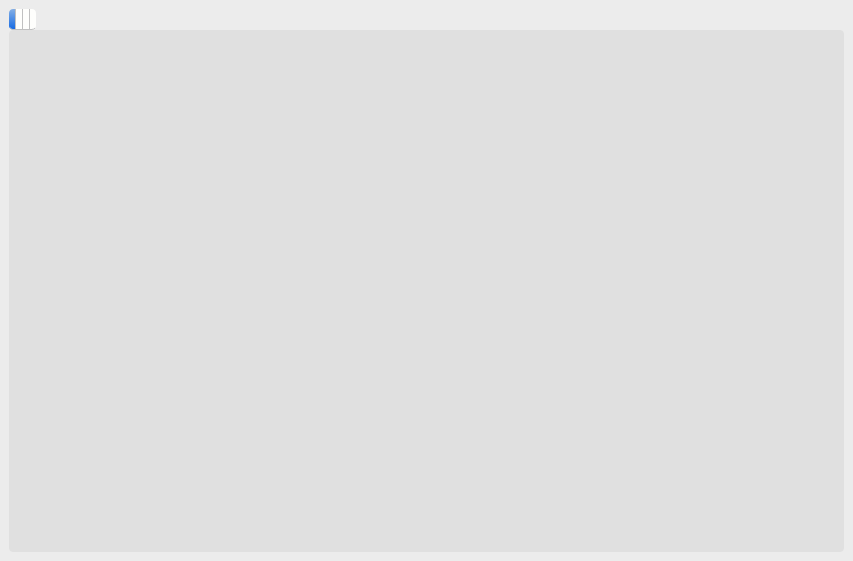
Old version of the form main.ui in the repository alaeddinem2/InvoicesSystem.
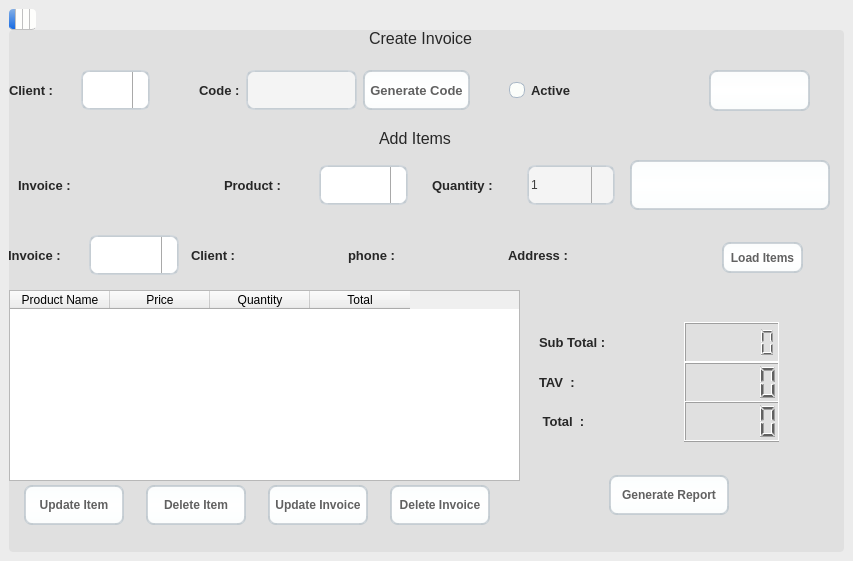
New version of the form. The open tabs and pages were chosen to show the change. Icons and pictures are not drawn.

Commit message: invoice items

The edit to the form file:
```diff
--- a/main.ui
+++ b/main.ui
@@ -453,6 +453,12 @@
    <layout class="QVBoxLayout" name="verticalLayout">
     <item>
      <widget class="QTabWidget" name="tabWidget">
+      <property name="font">
+       <font>
+        <weight>75</weight>
+        <bold>true</bold>
+       </font>
+      </property>
       <property name="currentIndex">
        <number>1</number>
       </property>
@@ -470,6 +476,789 @@
        <attribute name="title">
         <string/>
        </attribute>
+       <widget class="QLabel" name="label_13">
+        <property name="geometry">
+         <rect>
+          <x>360</x>
+          <y>0</y>
+          <width>111</width>
+          <height>16</height>
+         </rect>
+        </property>
+        <property name="font">
+         <font>
+          <pointsize>12</pointsize>
+          <weight>50</weight>
+          <bold>false</bold>
+         </font>
+        </property>
+        <property name="text">
+         <string>Create Invoice </string>
+        </property>
+       </widget>
+       <widget class="QWidget" name="widget_3" native="true">
+        <property name="geometry">
+         <rect>
+          <x>0</x>
+          <y>20</y>
+          <width>811</width>
+          <height>80</height>
+         </rect>
+        </property>
+        <widget class="QWidget" name="widget_4" native="true">
+         <property name="geometry">
+          <rect>
+           <x>0</x>
+           <y>0</y>
+           <width>141</width>
+           <height>81</height>
+          </rect>
+         </property>
+         <layout class="QHBoxLayout" name="horizontalLayout_5">
+          <item>
+           <widget class="QLabel" name="label_9">
+            <property name="font">
+             <font>
+              <pointsize>10</pointsize>
+              <weight>75</weight>
+              <bold>true</bold>
+             </font>
+            </property>
+            <property name="text">
+             <string>Client :</string>
+            </property>
+           </widget>
+          </item>
+          <item>
+           <widget class="QComboBox" name="clients_comboBox">
+            <property name="maximumSize">
+             <size>
+              <width>100</width>
+              <height>40</height>
+             </size>
+            </property>
+           </widget>
+          </item>
+         </layout>
+        </widget>
+        <widget class="QWidget" name="widget_5" native="true">
+         <property name="geometry">
+          <rect>
+           <x>190</x>
+           <y>0</y>
+           <width>271</width>
+           <height>81</height>
+          </rect>
+         </property>
+         <layout class="QHBoxLayout" name="horizontalLayout_6">
+          <item>
+           <widget class="QLabel" name="label_10">
+            <property name="font">
+             <font>
+              <pointsize>10</pointsize>
+              <weight>75</weight>
+              <bold>true</bold>
+             </font>
+            </property>
+            <property name="text">
+             <string>Code :</string>
+            </property>
+           </widget>
+          </item>
+          <item>
+           <widget class="QLineEdit" name="invoiceCode">
+            <property name="maximumSize">
+             <size>
+              <width>16777215</width>
+              <height>40</height>
+             </size>
+            </property>
+           </widget>
+          </item>
+          <item>
+           <widget class="QPushButton" name="generateCode">
+            <property name="maximumSize">
+             <size>
+              <width>16777215</width>
+              <height>40</height>
+             </size>
+            </property>
+            <property name="font">
+             <font>
+              <pointsize>10</pointsize>
+              <weight>75</weight>
+              <bold>true</bold>
+             </font>
+            </property>
+            <property name="text">
+             <string>Generate Code</string>
+            </property>
+           </widget>
+          </item>
+         </layout>
+        </widget>
+        <widget class="QWidget" name="widget_6" native="true">
+         <property name="geometry">
+          <rect>
+           <x>500</x>
+           <y>0</y>
+           <width>101</width>
+           <height>81</height>
+          </rect>
+         </property>
+         <layout class="QHBoxLayout" name="horizontalLayout_7">
+          <item>
+           <widget class="QRadioButton" name="invoiceStatus">
+            <property name="maximumSize">
+             <size>
+              <width>16777215</width>
+              <height>40</height>
+             </size>
+            </property>
+            <property name="font">
+             <font>
+              <pointsize>10</pointsize>
+              <weight>75</weight>
+              <bold>true</bold>
+             </font>
+            </property>
+            <property name="text">
+             <string>Active</string>
+            </property>
+           </widget>
+          </item>
+         </layout>
+        </widget>
+        <widget class="QPushButton" name="sendInvoiceData">
+         <property name="geometry">
+          <rect>
+           <x>700</x>
+           <y>20</y>
+           <width>101</width>
+           <height>41</height>
+          </rect>
+         </property>
+         <property name="minimumSize">
+          <size>
+           <width>40</width>
+           <height>0</height>
+          </size>
+         </property>
+         <property name="maximumSize">
+          <size>
+           <width>106</width>
+           <height>50</height>
+          </size>
+         </property>
+         <property name="text">
+          <string/>
+         </property>
+         <property name="icon">
+          <iconset resource="resource.qrc">
+           <normaloff>:/icons/assests/whiteIcon/check.svg</normaloff>:/icons/assests/whiteIcon/check.svg</iconset>
+         </property>
+         <property name="iconSize">
+          <size>
+           <width>50</width>
+           <height>30</height>
+          </size>
+         </property>
+        </widget>
+       </widget>
+       <widget class="QLabel" name="label_14">
+        <property name="geometry">
+         <rect>
+          <x>370</x>
+          <y>100</y>
+          <width>111</width>
+          <height>16</height>
+         </rect>
+        </property>
+        <property name="font">
+         <font>
+          <pointsize>12</pointsize>
+          <weight>50</weight>
+          <bold>false</bold>
+         </font>
+        </property>
+        <property name="text">
+         <string>Add Items </string>
+        </property>
+       </widget>
+       <widget class="QWidget" name="widget_7" native="true">
+        <property name="geometry">
+         <rect>
+          <x>0</x>
+          <y>120</y>
+          <width>821</width>
+          <height>71</height>
+         </rect>
+        </property>
+        <layout class="QHBoxLayout" name="horizontalLayout_15">
+         <item>
+          <widget class="QWidget" name="widget_8" native="true">
+           <property name="maximumSize">
+            <size>
+             <width>200</width>
+             <height>16777215</height>
+            </size>
+           </property>
+           <layout class="QHBoxLayout" name="horizontalLayout_8">
+            <item>
+             <widget class="QLabel" name="label_12">
+              <property name="font">
+               <font>
+                <pointsize>10</pointsize>
+                <weight>75</weight>
+                <bold>true</bold>
+               </font>
+              </property>
+              <property name="text">
+               <string>Invoice : </string>
+              </property>
+             </widget>
+            </item>
+            <item>
+             <widget class="QLabel" name="invoice_textBrowser">
+              <property name="text">
+               <string/>
+              </property>
+             </widget>
+            </item>
+           </layout>
+          </widget>
+         </item>
+         <item>
+          <widget class="QWidget" name="widget_11" native="true">
+           <layout class="QHBoxLayout" name="horizontalLayout_11">
+            <item>
+             <widget class="QLabel" name="label_19">
+              <property name="font">
+               <font>
+                <pointsize>10</pointsize>
+                <weight>75</weight>
+                <bold>true</bold>
+               </font>
+              </property>
+              <property name="text">
+               <string>Product :</string>
+              </property>
+             </widget>
+            </item>
+            <item>
+             <widget class="QComboBox" name="product_combobox">
+              <property name="maximumSize">
+               <size>
+                <width>100</width>
+                <height>40</height>
+               </size>
+              </property>
+             </widget>
+            </item>
+           </layout>
+          </widget>
+         </item>
+         <item>
+          <widget class="QWidget" name="widget_9" native="true">
+           <layout class="QHBoxLayout" name="horizontalLayout_9">
+            <item>
+             <widget class="QLabel" name="label_15">
+              <property name="font">
+               <font>
+                <pointsize>10</pointsize>
+                <weight>75</weight>
+                <bold>true</bold>
+               </font>
+              </property>
+              <property name="text">
+               <string>Quantity :</string>
+              </property>
+             </widget>
+            </item>
+            <item>
+             <widget class="QSpinBox" name="itemQuantity">
+              <property name="maximumSize">
+               <size>
+                <width>16777215</width>
+                <height>40</height>
+               </size>
+              </property>
+              <property name="value">
+               <number>1</number>
+              </property>
+             </widget>
+            </item>
+           </layout>
+          </widget>
+         </item>
+         <item>
+          <widget class="QPushButton" name="sendItemData">
+           <property name="maximumSize">
+            <size>
+             <width>200</width>
+             <height>50</height>
+            </size>
+           </property>
+           <property name="text">
+            <string/>
+           </property>
+           <property name="icon">
+            <iconset resource="resource.qrc">
+             <normaloff>:/icons/assests/whiteIcon/check.svg</normaloff>:/icons/assests/whiteIcon/check.svg</iconset>
+           </property>
+           <property name="iconSize">
+            <size>
+             <width>50</width>
+             <height>30</height>
+            </size>
+           </property>
+          </widget>
+         </item>
+        </layout>
+       </widget>
+       <widget class="QTableWidget" name="invoiceItemsTable">
+        <property name="geometry">
+         <rect>
+          <x>0</x>
+          <y>260</y>
+          <width>511</width>
+          <height>191</height>
+         </rect>
+        </property>
+        <column>
+         <property name="text">
+          <string>Product Name</string>
+         </property>
+        </column>
+        <column>
+         <property name="text">
+          <string>Price</string>
+         </property>
+        </column>
+        <column>
+         <property name="text">
+          <string>Quantity</string>
+         </property>
+        </column>
+        <column>
+         <property name="text">
+          <string>Total</string>
+         </property>
+        </column>
+       </widget>
+       <widget class="QWidget" name="widget_10" native="true">
+        <property name="geometry">
+         <rect>
+          <x>529</x>
+          <y>290</y>
+          <width>241</width>
+          <height>131</height>
+         </rect>
+        </property>
+        <widget class="QWidget" name="widget_12" native="true">
+         <property name="geometry">
+          <rect>
+           <x>1</x>
+           <y>2</y>
+           <width>241</width>
+           <height>41</height>
+          </rect>
+         </property>
+         <layout class="QHBoxLayout" name="horizontalLayout_10">
+          <item>
+           <widget class="QLabel" name="label_11">
+            <property name="font">
+             <font>
+              <pointsize>10</pointsize>
+              <weight>75</weight>
+              <bold>true</bold>
+             </font>
+            </property>
+            <property name="text">
+             <string>Sub Total :</string>
+            </property>
+           </widget>
+          </item>
+          <item>
+           <widget class="QLCDNumber" name="subTotal">
+            <property name="maximumSize">
+             <size>
+              <width>96</width>
+              <height>53</height>
+             </size>
+            </property>
+            <property name="font">
+             <font>
+              <weight>75</weight>
+              <bold>true</bold>
+             </font>
+            </property>
+            <property name="digitCount">
+             <number>6</number>
+            </property>
+            <property name="value" stdset="0">
+             <double>0.000000000000000</double>
+            </property>
+           </widget>
+          </item>
+         </layout>
+        </widget>
+        <widget class="QWidget" name="widget_13" native="true">
+         <property name="geometry">
+          <rect>
+           <x>1</x>
+           <y>42</y>
+           <width>241</width>
+           <height>41</height>
+          </rect>
+         </property>
+         <layout class="QHBoxLayout" name="horizontalLayout_12">
+          <item>
+           <widget class="QLabel" name="label_16">
+            <property name="font">
+             <font>
+              <pointsize>10</pointsize>
+              <weight>75</weight>
+              <bold>true</bold>
+             </font>
+            </property>
+            <property name="text">
+             <string>TAV  :</string>
+            </property>
+           </widget>
+          </item>
+          <item>
+           <widget class="QLCDNumber" name="TAV">
+            <property name="maximumSize">
+             <size>
+              <width>96</width>
+              <height>52</height>
+             </size>
+            </property>
+           </widget>
+          </item>
+         </layout>
+        </widget>
+        <widget class="QWidget" name="widget_14" native="true">
+         <property name="geometry">
+          <rect>
+           <x>1</x>
+           <y>81</y>
+           <width>241</width>
+           <height>41</height>
+          </rect>
+         </property>
+         <layout class="QHBoxLayout" name="horizontalLayout_13">
+          <item>
+           <widget class="QLabel" name="label_17">
+            <property name="font">
+             <font>
+              <pointsize>10</pointsize>
+              <weight>75</weight>
+              <bold>true</bold>
+             </font>
+            </property>
+            <property name="text">
+             <string> Total  :</string>
+            </property>
+           </widget>
+          </item>
+          <item>
+           <widget class="QLCDNumber" name="Total">
+            <property name="maximumSize">
+             <size>
+              <width>96</width>
+              <height>52</height>
+             </size>
+            </property>
+           </widget>
+          </item>
+         </layout>
+        </widget>
+       </widget>
+       <widget class="QWidget" name="widget_15" native="true">
+        <property name="geometry">
+         <rect>
+          <x>-1</x>
+          <y>200</y>
+          <width>821</width>
+          <height>51</height>
+         </rect>
+        </property>
+        <widget class="QWidget" name="widget_16" native="true">
+         <property name="geometry">
+          <rect>
+           <x>0</x>
+           <y>0</y>
+           <width>171</width>
+           <height>51</height>
+          </rect>
+         </property>
+         <layout class="QHBoxLayout" name="horizontalLayout_14">
+          <item>
+           <widget class="QLabel" name="label_18">
+            <property name="font">
+             <font>
+              <pointsize>10</pointsize>
+              <weight>75</weight>
+              <bold>true</bold>
+             </font>
+            </property>
+            <property name="text">
+             <string>Invoice : </string>
+            </property>
+           </widget>
+          </item>
+          <item>
+           <widget class="QComboBox" name="invoice_display_combobox">
+            <property name="minimumSize">
+             <size>
+              <width>90</width>
+              <height>0</height>
+             </size>
+            </property>
+            <property name="maximumSize">
+             <size>
+              <width>140</width>
+              <height>40</height>
+             </size>
+            </property>
+           </widget>
+          </item>
+         </layout>
+        </widget>
+        <widget class="QWidget" name="widget_17" native="true">
+         <property name="geometry">
+          <rect>
+           <x>180</x>
+           <y>0</y>
+           <width>161</width>
+           <height>51</height>
+          </rect>
+         </property>
+         <layout class="QHBoxLayout" name="horizontalLayout_16">
+          <item>
+           <widget class="QLabel" name="label_20">
+            <property name="maximumSize">
+             <size>
+              <width>46</width>
+              <height>16777215</height>
+             </size>
+            </property>
+            <property name="font">
+             <font>
+              <pointsize>10</pointsize>
+              <weight>75</weight>
+              <bold>true</bold>
+             </font>
+            </property>
+            <property name="text">
+             <string>Client :</string>
+            </property>
+           </widget>
+          </item>
+          <item>
+           <widget class="QLabel" name="clientLabel">
+            <property name="minimumSize">
+             <size>
+              <width>69</width>
+              <height>0</height>
+             </size>
+            </property>
+            <property name="maximumSize">
+             <size>
+              <width>100</width>
+              <height>16777215</height>
+             </size>
+            </property>
+            <property name="text">
+             <string/>
+            </property>
+           </widget>
+          </item>
+         </layout>
+        </widget>
+        <widget class="QWidget" name="widget_19" native="true">
+         <property name="geometry">
+          <rect>
+           <x>340</x>
+           <y>0</y>
+           <width>161</width>
+           <height>51</height>
+          </rect>
+         </property>
+         <layout class="QHBoxLayout" name="horizontalLayout_18">
+          <item>
+           <widget class="QLabel" name="label_22">
+            <property name="maximumSize">
+             <size>
+              <width>46</width>
+              <height>16777215</height>
+             </size>
+            </property>
+            <property name="font">
+             <font>
+              <pointsize>10</pointsize>
+              <weight>75</weight>
+              <bold>true</bold>
+             </font>
+            </property>
+            <property name="text">
+             <string>phone :</string>
+            </property>
+           </widget>
+          </item>
+          <item>
+           <widget class="QLabel" name="phoneLabel">
+            <property name="text">
+             <string/>
+            </property>
+           </widget>
+          </item>
+         </layout>
+        </widget>
+        <widget class="QWidget" name="widget_20" native="true">
+         <property name="geometry">
+          <rect>
+           <x>500</x>
+           <y>0</y>
+           <width>201</width>
+           <height>51</height>
+          </rect>
+         </property>
+         <layout class="QHBoxLayout" name="horizontalLayout_19">
+          <item>
+           <widget class="QLabel" name="label_23">
+            <property name="maximumSize">
+             <size>
+              <width>66</width>
+              <height>16777215</height>
+             </size>
+            </property>
+            <property name="font">
+             <font>
+              <pointsize>10</pointsize>
+              <weight>75</weight>
+              <bold>true</bold>
+             </font>
+            </property>
+            <property name="text">
+             <string>Address :</string>
+            </property>
+           </widget>
+          </item>
+          <item>
+           <widget class="QLabel" name="addressLabel">
+            <property name="text">
+             <string/>
+            </property>
+           </widget>
+          </item>
+         </layout>
+        </widget>
+        <widget class="QPushButton" name="loadItems">
+         <property name="geometry">
+          <rect>
+           <x>714</x>
+           <y>12</y>
+           <width>81</width>
+           <height>31</height>
+          </rect>
+         </property>
+         <property name="text">
+          <string>Load Items</string>
+         </property>
+        </widget>
+       </widget>
+       <widget class="QWidget" name="widget_21" native="true">
+        <property name="geometry">
+         <rect>
+          <x>-1</x>
+          <y>450</y>
+          <width>501</width>
+          <height>51</height>
+         </rect>
+        </property>
+        <layout class="QHBoxLayout" name="horizontalLayout_20">
+         <item>
+          <widget class="QPushButton" name="pushButton">
+           <property name="maximumSize">
+            <size>
+             <width>100</width>
+             <height>40</height>
+            </size>
+           </property>
+           <property name="text">
+            <string>Update Item</string>
+           </property>
+          </widget>
+         </item>
+         <item>
+          <widget class="QPushButton" name="pushButton_2">
+           <property name="maximumSize">
+            <size>
+             <width>100</width>
+             <height>40</height>
+            </size>
+           </property>
+           <property name="text">
+            <string>Delete Item</string>
+           </property>
+          </widget>
+         </item>
+         <item>
+          <widget class="QPushButton" name="pushButton_3">
+           <property name="maximumSize">
+            <size>
+             <width>100</width>
+             <height>40</height>
+            </size>
+           </property>
+           <property name="text">
+            <string>Update Invoice</string>
+           </property>
+          </widget>
+         </item>
+         <item>
+          <widget class="QPushButton" name="pushButton_4">
+           <property name="maximumSize">
+            <size>
+             <width>100</width>
+             <height>40</height>
+            </size>
+           </property>
+           <property name="text">
+            <string>Delete Invoice</string>
+           </property>
+          </widget>
+         </item>
+        </layout>
+       </widget>
+       <widget class="QWidget" name="widget_22" native="true">
+        <property name="geometry">
+         <rect>
+          <x>590</x>
+          <y>440</y>
+          <width>141</width>
+          <height>51</height>
+         </rect>
+        </property>
+        <layout class="QHBoxLayout" name="horizontalLayout_21">
+         <item>
+          <widget class="QPushButton" name="pushButton_5">
+           <property name="maximumSize">
+            <size>
+             <width>120</width>
+             <height>40</height>
+            </size>
+           </property>
+           <property name="text">
+            <string>Generate Report</string>
+           </property>
+          </widget>
+         </item>
+        </layout>
+       </widget>
       </widget>
       <widget class="QWidget" name="clients">
        <attribute name="icon">
```
Left out of the diff: 352 changed lines with no effect on the pictures. The commit also changes 13 other files.
